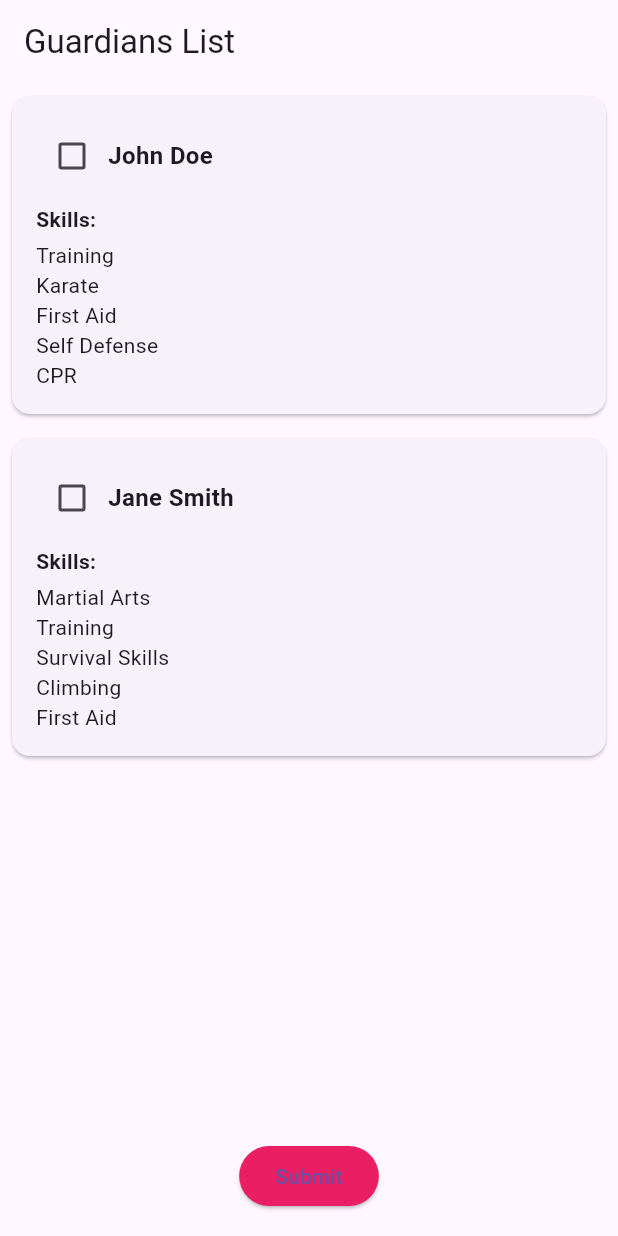
After one commit to LefaMoraba/GuardianAngels, a Flutter app: the GuardiansListScreen screen opened directly, on a phone screen of 412 x 824 dp. The commit adds this screen. Run offline on Flutter 3.47's test engine with Material 3 defaults, Android fonts, the phone set to English and light mode, and no system bars; missing offline and left inert: adaptive_navbar, amazon_cognito_identity_dart_2, dart:html, dart:ui_web.

Commit message:
added people

```diff
--- /dev/null
+++ b/lib/pages/gaurdians.dart
@@ -0,0 +1,147 @@
+import 'package:flutter/material.dart';
+import 'package:guardian_angels/pages/homepage.dart';
+
+
+class Guardian {
+  final String name;
+  final String surname;
+  final List<String> skills;
+  bool isSelected;
+
+  Guardian({
+    required this.name,
+    required this.surname,
+    required this.skills,
+    this.isSelected = false,
+  });
+}
+
+class GuardiansListScreen extends StatefulWidget {
+  @override
+  _GuardiansListScreenState createState() => _GuardiansListScreenState();
+}
+
+class _GuardiansListScreenState extends State<GuardiansListScreen> {
+  List<Guardian> guardians = [
+    Guardian(
+      name: 'John',
+      surname: 'Doe',
+      skills: ['Training', 'Karate', 'First Aid', 'Self Defense', 'CPR'],
+    ),
+    Guardian(
+      name: 'Jane',
+      surname: 'Smith',
+      skills: ['Martial Arts', 'Training', 'Survival Skills', 'Climbing', 'First Aid'],
+    ),
+    // Add more guardians here
+  ];
+
+  void _submitSelection() {
+    showDialog(
+      context: context,
+      builder: (context) {
+        return AlertDialog(
+          title: Text('Submission Successful'),
+          content: Text('Your selection has been submitted successfully!'),
+          actions: [
+            TextButton(
+              onPressed: () {
+                Navigator.of(context).pop(); // Close the dialog
+                Navigator.of(context).pop(); // Leave the screen
+              },
+              child: Text('OK'),
+            ),
+          ],
+        );
+      },
+    );
+  }
+
+  @override
+  Widget build(BuildContext context) {
+    return Scaffold(
+      appBar: AppBar(
+        title: Text('Guardians List'),
+      ),
+      body: Column(
+        children: [
+          Expanded(
+            child: ListView.builder(
+              itemCount: guardians.length,
+              itemBuilder: (context, index) {
+                return GuardianItem(
+                  guardian: guardians[index],
+                  onChanged: (bool? value) {
+                    setState(() {
+                      guardians[index].isSelected = value ?? false;
+                    });
+                  },
+                );
+              },
+            ),
+          ),
+          Padding(
+            padding: const EdgeInsets.all(16.0),
+            child: ElevatedButton(
+              onPressed:(){
+                Navigator.pushAndRemoveUntil(
+          context,
+          MaterialPageRoute(builder: (context) => WelcomeScreen() ), // Adjust to your actual HomeScreen
+          (route) => false,
+        );
+              },
+              child: Text('Submit'),
+            ),
+          ),
+        ],
+      ),
+    );
+  }
+}
+
+class GuardianItem extends StatelessWidget {
+  final Guardian guardian;
+  final ValueChanged<bool?> onChanged;
+
+  GuardianItem({
+    required this.guardian,
+    required this.onChanged,
+  });
+
+  @override
+  Widget build(BuildContext context) {
+    return Card(
+      margin: EdgeInsets.all(8.0),
+      child: Padding(
+        padding: const EdgeInsets.all(16.0),
+        child: Column(
+          crossAxisAlignment: CrossAxisAlignment.start,
+          children: [
+            Row(
+              children: [
+                Checkbox(
+                  value: guardian.isSelected,
+                  onChanged: onChanged,
+                ),
+                Text(
+                  '${guardian.name} ${guardian.surname}',
+                  style: TextStyle(fontSize: 16.0, fontWeight: FontWeight.bold),
+                ),
+              ],
+            ),
+            SizedBox(height: 8.0),
+            Text('Skills:', style: TextStyle(fontSize: 14.0, fontWeight: FontWeight.bold)),
+            SizedBox(height: 4.0),
+            for (var skill in guardian.skills) Text(skill),
+          ],
+        ),
+      ),
+    );
+  }
+}
+
+void main() {
+  runApp(MaterialApp(
+    home: GuardiansListScreen(),
+  ));
+}
```
Also changed, not shown: lib/pages/homepage.dart (+6 -1 lines).
